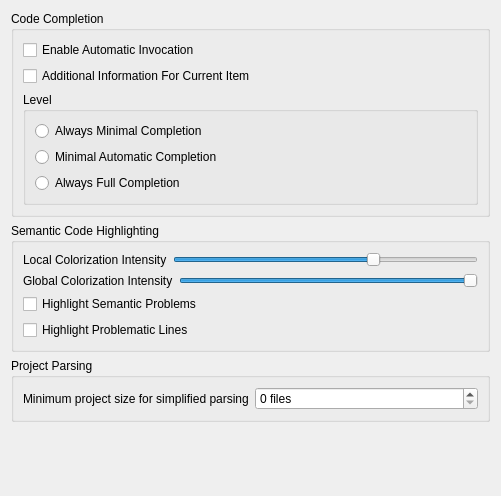
Above: shell/settings/ccsettings.ui from KDE/kdevelop before the change. Below: the same form after it.
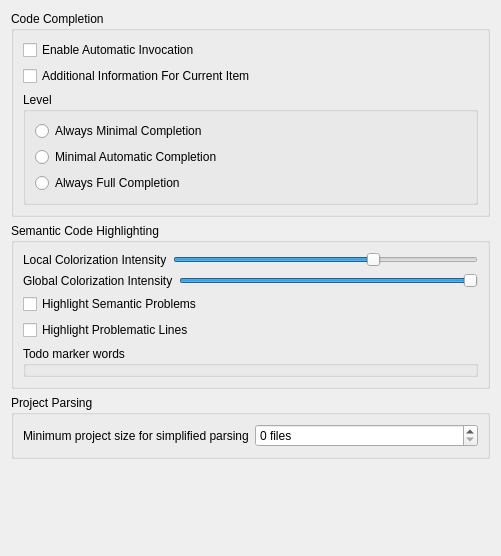
That is the form after the change. Custom widgets are drawn as their Qt base class.

Commit message: Problem Reporter: make list of todo markers in comments configurable.

```diff
--- a/shell/settings/ccsettings.ui
+++ b/shell/settings/ccsettings.ui
@@ -7,7 +7,7 @@
     <x>0</x>
     <y>0</y>
     <width>501</width>
-    <height>496</height>
+    <height>556</height>
    </rect>
   </property>
   <layout class="QGridLayout" name="gridLayout_4">
@@ -174,6 +174,16 @@
         </property>
        </widget>
       </item>
+      <item row="4" column="0">
+       <widget class="KEditListBox" name="kcfg_todoMarkerWords">
+        <property name="title">
+         <string>Todo marker words</string>
+        </property>
+        <property name="buttons">
+         <set>KEditListBox::Add|KEditListBox::Remove</set>
+        </property>
+       </widget>
+      </item>
      </layout>
     </widget>
    </item>
@@ -241,6 +251,13 @@
    </item>
   </layout>
  </widget>
+ <customwidgets>
+  <customwidget>
+   <class>KEditListBox</class>
+   <extends>QGroupBox</extends>
+   <header>keditlistbox.h</header>
+  </customwidget>
+ </customwidgets>
  <resources/>
  <connections/>
 </ui>
```
The commit also changes 9 other files.
